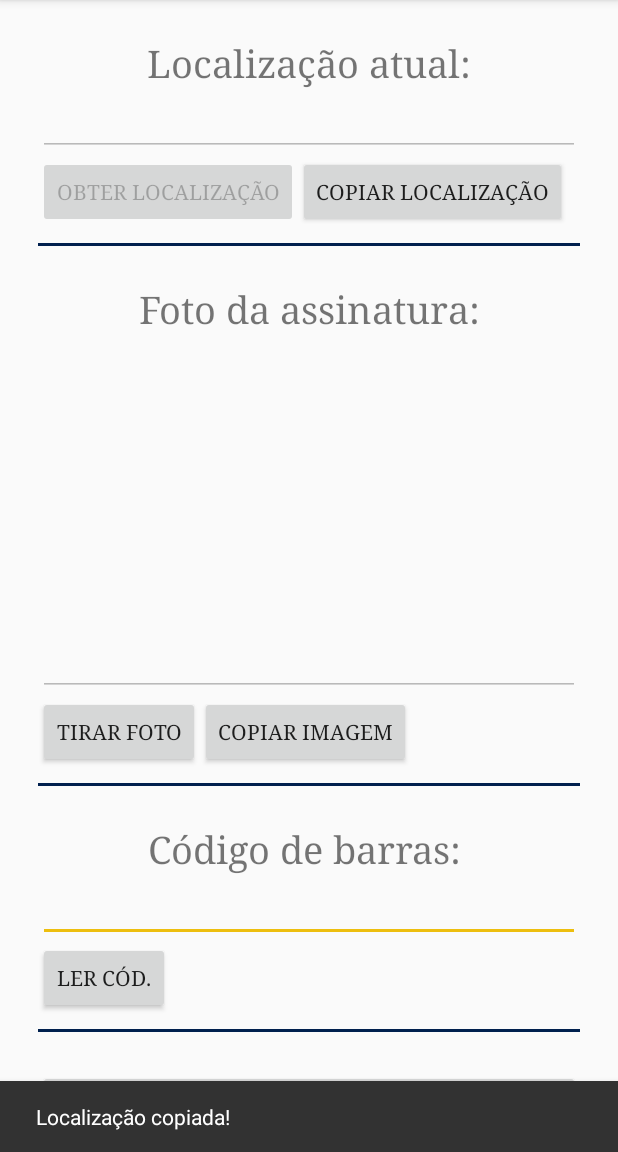
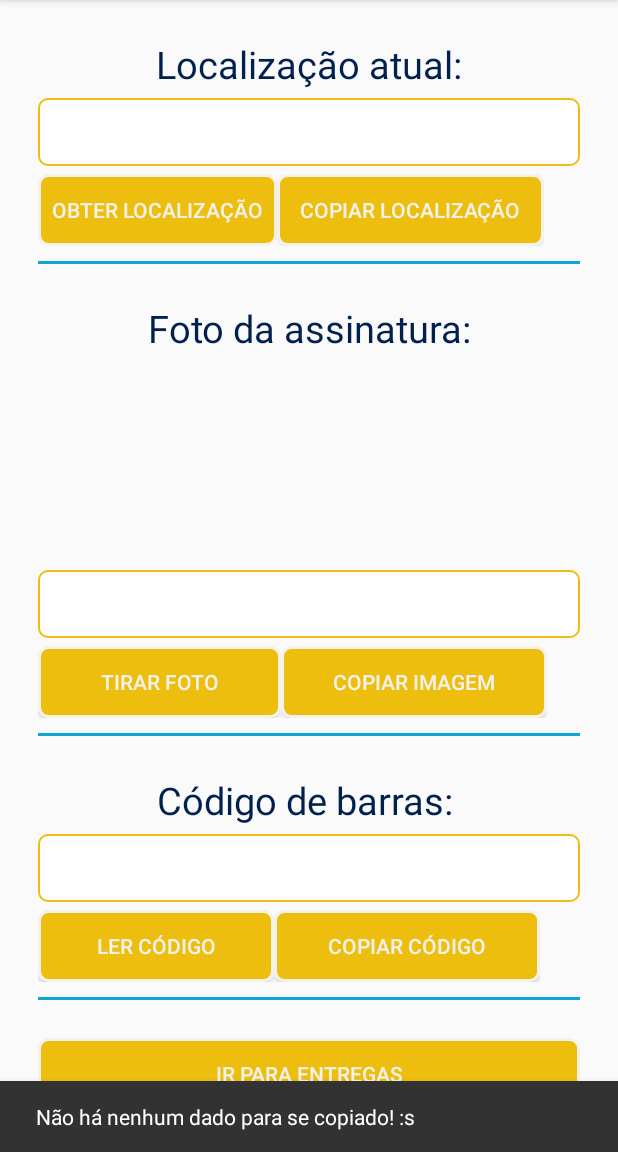
Before and after one commit to wendreof/logisticsApp, an Android app: the SplashActivity screen opened directly, with no data from a screen before it, after a tap on "COPIAR IMAGEM", on a phone screen of 412 x 824 dp, the part 84-1236 px from its top. Run offline under Robolectric (Android 15) with nearby library versions, the phone set to English and light mode, and no system bars; 3 other taps on this screen came first.

Commit message:
Some UI/UX improvements

```diff
--- a/app/src/main/java/com/wendreof/ui/activity/CodeReaderActivity.kt
+++ b/app/src/main/java/com/wendreof/ui/activity/CodeReaderActivity.kt
@@ -43,6 +43,4 @@ class CodeReaderActivity : AppCompatActivity(), ZXingScannerView.ResultHandler
         super.onPause()
         mScannerView!!.stopCamera()
     }
-
-
 }
--- a/app/src/main/java/com/wendreof/ui/activity/SplashActivity.kt
+++ b/app/src/main/java/com/wendreof/ui/activity/SplashActivity.kt
@@ -18,34 +18,37 @@ import android.support.v4.app.ActivityCompat
 import android.support.v7.app.AppCompatActivity
 import android.util.Base64
 import android.view.View
+import android.view.View.OnClickListener
+import android.view.WindowManager
 import android.widget.TextView
 import com.wendreof.R
 import kotlinx.android.synthetic.main.activity_splash.*
 import java.io.ByteArrayOutputStream
 import java.lang.String.format
 
-class SplashActivity : AppCompatActivity()
+class SplashActivity : AppCompatActivity(), OnClickListener
 {
     private var myClipboard: ClipboardManager? = null
     private var myClip: ClipData? = null
-    private val BARCODE_ACTIVITY = 555
+    private val BARCODEACTIVITY = 555
 
     override fun onCreate(savedInstanceState: Bundle?)
     {
         super.onCreate(savedInstanceState)
         setContentView(R.layout.activity_splash)
 
-       // iniciarCamera()
+        applyScreenFull()
+        startCamera()
 
-      takePicture.setOnClickListener{tirarFoto()}
-
-        editLocation.isEnabled = false
-        editImagem.isEnabled = false
+      takePicture.setOnClickListener{takePicture()}
+      btnGetImage.setOnClickListener(this)
+      btnGetLocation.setOnClickListener(this)
+      btnGetCode.setOnClickListener(this)
 
       myClipboard = getSystemService(CLIPBOARD_SERVICE) as ClipboardManager?
     }
 
-    fun iniciarGPS(v: View)
+    fun startGPS(v: View)
     {
         if (ActivityCompat.checkSelfPermission(this, Manifest.permission.ACCESS_FINE_LOCATION) != PackageManager.PERMISSION_GRANTED
             && ActivityCompat.checkSelfPermission(this, Manifest.permission.ACCESS_COARSE_LOCATION) != PackageManager.PERMISSION_GRANTED)
@@ -54,7 +57,7 @@ class SplashActivity : AppCompatActivity()
         }
         else
         {
-            solicitarGPS()
+            requestGPSPermission()
             showMSG(getString(R.string.buscando_localizacao))
         }
 
@@ -65,41 +68,26 @@ class SplashActivity : AppCompatActivity()
     {
         when (requestCode)
         {
-            1 -> {
-                if (grantResults.isNotEmpty() && grantResults[0] == PackageManager.PERMISSION_GRANTED)
-                {
-                    //solicitarTelefone();
-                }
-                else
-                {
-                    showMSG(getString(R.string.without_phone_permission))
-                }
-                return
-            }
             2 -> {
                 if (grantResults.isNotEmpty() && grantResults[0] == PackageManager.PERMISSION_GRANTED)
                 {
-                    solicitarGPS()
+                    requestGPSPermission()
                 }
                 else
-                {
                     showMSG(getString(R.string.without_gps_permissions))
-                }
                 return
             }
         }
     }
 
-    fun solicitarGPS()
-    {
-        try {
+    private fun requestGPSPermission() = try {
         val locationManager = getSystemService(Context.LOCATION_SERVICE) as LocationManager
 
         val locationListener = object : LocationListener
         {
             override fun onLocationChanged(location: Location)
             {
-                    apresentar(location)
+                show(location)
             }
             override fun onStatusChanged(provider: String, status: Int, extras: Bundle) {}
             override fun onProviderEnabled(provider: String) {}
@@ -112,31 +100,14 @@ class SplashActivity : AppCompatActivity()
     {
         showMSG( ex.message.toString() )
     }
-    }
 
-    fun apresentar( l: Location )
+    fun show(l: Location )
     {
         val latPoint = l.latitude
         val lngPoint = l.longitude
 
         editLocation.setText( "" )
         editLocation.setText( format("Lat: %s | Long: %s", latPoint.toString(), lngPoint.toString()) )
-    }
-
-    fun copyText(v: View)
-    {
-        myClip = ClipData.newPlainText("text", editLocation.text )
-        myClipboard?.primaryClip = myClip
-
-        showMSG(getString(R.string.location_copied))
-    }
-
-    fun copyText2(v: View)
-    {
-        myClip = ClipData.newPlainText("text", editImagem.text )
-        myClipboard?.primaryClip = myClip
-
-        showMSG(getString(R.string.location_copied))
     }
 
     fun next(v: View)
@@ -147,17 +118,14 @@ class SplashActivity : AppCompatActivity()
 
     private fun showMSG( msg: String ) = Snackbar.make( splashActivity, msg, Snackbar.LENGTH_LONG ).show()
 
-    fun iniciarCamera()
+    private fun startCamera()
     {
         if (ActivityCompat.checkSelfPermission(this, Manifest.permission.CAMERA) != PackageManager.PERMISSION_GRANTED)
-        {
             ActivityCompat.requestPermissions(this, arrayOf(Manifest.permission.CAMERA), 0)
     }
-    }
 
-    fun tirarFoto()
+    private fun takePicture()
     {
-        iniciarCamera()
         val it = Intent(MediaStore.ACTION_IMAGE_CAPTURE)
         startActivityForResult(it, 1)
     }
@@ -171,7 +139,8 @@ class SplashActivity : AppCompatActivity()
             imageViewPhoto.setImageBitmap(imagem)
             tobase64(imagem)
         }
-        else if (requestCode == BARCODE_ACTIVITY && resultCode == Activity.RESULT_OK){
+        else if (requestCode == BARCODEACTIVITY && resultCode == Activity.RESULT_OK)
+        {
                 val tx = findViewById<TextView>(R.id.editBarcode)
                 val strValor = data!!.getStringExtra("codigo_barra")
                 tx.text = strValor.toString()
@@ -186,14 +155,55 @@ class SplashActivity : AppCompatActivity()
         val byteArray = byteArrayOutputStream.toByteArray()
         val encoded = Base64.encodeToString(byteArray, Base64.DEFAULT)  // BASE 64
         val encoded2 = Base64.encode(byteArray, Base64.DEFAULT)         // ARRAY DE BYTES
-
-        showMSG(encoded2.toString())
-
         editImagem.setText(encoded2.toString())
     }
 
-    fun btnLeitura_onClick(view: View) {
+    fun readBarCode(view: View)
+    {
         val itn = Intent(this, CodeReaderActivity::class.java)
-        startActivityForResult(itn, BARCODE_ACTIVITY)
+        startActivityForResult(itn, BARCODEACTIVITY)
+    }
+
+    private fun applyScreenFull() = window.addFlags( WindowManager.LayoutParams.FLAG_KEEP_SCREEN_ON )
+
+    override fun onClick(v: View)
+    {
+       val w = v.id
+
+        when (w){
+            btnGetLocation.id ->
+            {
+                if (editLocation.text.toString()!= "")
+                {
+                    myClip = ClipData.newPlainText("text", editLocation.text )
+                    myClipboard?.primaryClip = myClip
+                    showMSG(getString(R.string.location_copied))
+                }
+                else
+                    showMSG(getString(R.string.no_data_to_copy))
+            }
+            btnGetImage.id ->
+            {
+                if (editImagem.text.toString()!= "")
+                {
+                    myClip = ClipData.newPlainText("text", editImagem.text)
+                    myClipboard?.primaryClip = myClip
+                    showMSG(getString(R.string.image_copied))
+                }
+                else
+                    showMSG(getString(R.string.no_data_to_copy))
+            }
+            btnGetCode.id ->
+            {
+                if (editBarcode.text.toString()!= "")
+                {
+                    myClip = ClipData.newPlainText("text", editBarcode.text)
+                    myClipboard?.primaryClip = myClip
+                    showMSG(getString(R.string.code_copied))
+                }
+                else
+                    showMSG(getString(R.string.no_data_to_copy))
             }
         }
+    }
+}
--- /dev/null
+++ b/app/src/main/res/drawable-mdpi/round_btn.xml
@@ -0,0 +1,15 @@
+<?xml version="1.0" encoding="utf-8"?>
+<shape xmlns:android="http://schemas.android.com/apk/res/android"
+       android:padding="10dp"
+       android:shape="rectangle">
+    <solid android:color="@color/colorAccent"/>
+    <stroke
+            android:width="2dp"
+            android:color="@color/colorWhite"/>
+    <corners
+            android:bottomLeftRadius="6dp"
+            android:bottomRightRadius="6dp"
+            android:topLeftRadius="6dp"
+            android:topRightRadius="6dp"/>
+
+</shape>
--- /dev/null
+++ b/app/src/main/res/drawable-mdpi/round_et.xml
@@ -0,0 +1,15 @@
+<?xml version="1.0" encoding="utf-8"?>
+<shape xmlns:android="http://schemas.android.com/apk/res/android"
+       android:padding="10dp"
+       android:shape="rectangle">
+    <solid android:color="#FFFFFF"/>
+    <stroke
+            android:width="1dp"
+            android:color="@color/colorAccent"/>
+    <corners
+            android:bottomLeftRadius="6dp"
+            android:bottomRightRadius="6dp"
+            android:topLeftRadius="6dp"
+            android:topRightRadius="6dp"/>
+
+</shape>
--- a/app/src/main/res/layout/activity_splash.xml
+++ b/app/src/main/res/layout/activity_splash.xml
@@ -16,44 +16,42 @@
         <TextView android:layout_width="match_parent"
                   android:layout_height="wrap_content"
                   android:text="@string/location_now"
+                  android:textColor="@color/colorPrimaryDark"
                   android:textAlignment="center"
-                  android:typeface="serif"
                   android:textSize="25sp"/>
 
         <android.inputmethodservice.ExtractEditText
+                android:layout_marginTop="5dp"
+                android:layout_marginBottom="5dp"
+                android:textColor="@color/colorPrimaryDark"
                 android:layout_width="match_parent"
                 android:id="@+id/editLocation"
-                android:layout_height="wrap_content"/>
+                android:textAlignment="center"
+                android:background="@drawable/round_et"
+                android:enabled="false"
+                android:layout_height="45dp"/>
 
         <LinearLayout
                 android:layout_width="wrap_content"
                 android:layout_height="wrap_content">
 
+            <Button
+                    android:layout_width="159dp"
+                    android:layout_height="wrap_content"
+                    android:id="@+id/btnAllowGPS"
+                    android:onClick="startGPS"
+                    android:textColor="@color/colorWhite"
+                    android:background="@drawable/round_btn"
+                    android:text="@string/obter_localiza_o"
+                    tools:ignore="ButtonStyle"/>
 
             <Button
-                    android:layout_width="wrap_content"
-                    android:layout_height="wrap_content"
-                    android:id="@+id/btnAllowGPS"
-                    android:typeface="serif"
-                    android:onClick="iniciarGPS"
-                    android:bottomLeftRadius="6dp"
-                    android:bottomRightRadius="6dp"
-                    android:topLeftRadius="6dp"
-                    android:topRightRadius="6dp"
-                    android:text="@string/obter_localiza_o"
-                    tools:ignore="ButtonStyle"
-            />
-
-            <Button
-                    android:layout_width="wrap_content"
+                    android:layout_width="178dp"
                     android:layout_height="wrap_content"
                     android:id="@+id/btnGetLocation"
-                    android:typeface="serif"
-                    android:bottomLeftRadius="6dp"
-                    android:bottomRightRadius="6dp"
-                    android:topLeftRadius="6dp"
-                    android:topRightRadius="6dp"
-                    android:onClick="copyText"
+                    android:textColor="@color/colorWhite"
+                    android:background="@drawable/round_btn"
+
                     android:text="@string/copiar_localiza_o"
                     tools:ignore="ButtonStyle"/>
 
@@ -63,13 +61,13 @@
                 android:layout_width="match_parent"
                 android:layout_height="2dp"
                 android:layout_marginTop="10dp"
-                android:background="@color/colorPrimaryDark"/>
+                android:background="@color/colorPrimary"/>
 
         <TextView
                 android:layout_width="match_parent"
-                android:typeface="serif"
                 android:paddingTop="25dp"
                 android:layout_height="wrap_content"
+                android:textColor="@color/colorPrimaryDark"
                 android:textAlignment="center"
                 android:text="@string/foto_da_assinatura"
                 android:textSize="25sp"
@@ -77,40 +75,44 @@
 
         <ImageView
                 android:id="@+id/imageViewPhoto"
-                android:layout_width="358dp"
-                android:layout_height="196dp"
+                android:layout_width="349dp"
+                android:layout_marginTop="5dp"
+                android:layout_marginBottom="5dp"
+                android:layout_height="128dp"
                 android:contentDescription="TODO"/>
 
         <android.inputmethodservice.ExtractEditText
                 android:id="@+id/editImagem"
+                android:layout_marginTop="5dp"
+                android:layout_marginBottom="5dp"
+                android:textAlignment="center"
+                android:textColor="@color/colorPrimaryDark"
+                android:background="@drawable/round_et"
+                android:enabled="false"
                 android:layout_width="match_parent"
-                android:layout_height="wrap_content"/>
+                android:layout_height="45dp"/>
 
         <LinearLayout
-                android:layout_width="match_parent"
-                android:layout_height="wrap_content">
+                android:layout_width="wrap_content"
+                android:layout_height="wrap_content"
+                android:orientation="horizontal">
 
             <Button
                     android:id="@+id/takePicture"
-                    android:layout_width="wrap_content"
+                    android:layout_width="162dp"
                     android:layout_height="wrap_content"
-                    android:bottomLeftRadius="6dp"
-                    android:bottomRightRadius="6dp"
-                    android:topLeftRadius="6dp"
-                    android:typeface="serif"
-                    android:topRightRadius="6dp"
+                    android:textColor="@color/colorWhite"
+                    android:background="@drawable/round_btn"
                     android:text="@string/tirar_foto"
                     tools:ignore="ButtonStyle"/>
 
             <Button
-                    android:layout_width="wrap_content"
+                    android:id="@+id/btnGetImage"
+                    android:layout_width="177dp"
                     android:layout_height="wrap_content"
-                    android:onClick="copyText2"
-                    android:bottomLeftRadius="6dp"
-                    android:bottomRightRadius="6dp"
-                    android:topLeftRadius="6dp"
-                    android:topRightRadius="6dp"
-                    android:typeface="serif"
+
+                    android:background="@drawable/round_btn"
+                    android:textColor="@color/colorWhite"
                     android:text="@string/copiar_imagem"
                     tools:ignore="ButtonStyle"/>
         </LinearLayout>
@@ -119,51 +121,67 @@
                 android:layout_width="match_parent"
                 android:layout_height="2dp"
                 android:layout_marginTop="10dp"
-                android:background="@color/colorPrimaryDark"/>
+                android:background="@color/colorPrimary"/>
 
         <TextView android:layout_width="match_parent"
                   android:paddingTop="25dp"
                   android:layout_height="wrap_content"
-                  android:typeface="serif"
                   android:text="Código de barras: "
+                  android:textColor="@color/colorPrimaryDark"
                   android:textAlignment="center"
                   android:textSize="25sp"/>
 
         <android.inputmethodservice.ExtractEditText
                 android:id="@+id/editBarcode"
+                android:enabled="false"
+                android:textAlignment="center"
+                android:layout_marginTop="5dp"
+                android:layout_marginBottom="5dp"
+                android:background="@drawable/round_et"
+                android:textColor="@color/colorPrimaryDark"
                 android:layout_width="match_parent"
-                android:layout_height="wrap_content"/>
-        <Button
-                android:id="@+id/btnLeitura"
+                android:layout_height="45dp"/>
+
+        <LinearLayout
                 android:layout_width="wrap_content"
-                android:layout_height="wrap_content"
-                android:bottomLeftRadius="6dp"
-                android:bottomRightRadius="6dp"
-                android:topLeftRadius="6dp"
-                android:topRightRadius="6dp"
-                android:onClick="btnLeitura_onClick"
-                android:typeface="serif"
-                android:text="Ler cód."
-                tools:ignore="ButtonStyle"/>
+                android:layout_height="wrap_content">
+
+            <Button
+                    android:id="@+id/btnReadBarcode"
+                    android:layout_width="157dp"
+                    android:layout_height="wrap_content"
+                    android:background="@drawable/round_btn"
+                    android:textColor="@color/colorWhite"
+                    android:onClick="readBarCode"
+                    android:text="Ler código"
+                    tools:ignore="ButtonStyle"/>
+
+            <Button
+                    android:id="@+id/btnGetCode"
+                    android:layout_width="177dp"
+                    android:layout_height="wrap_content"
+                    android:background="@drawable/round_btn"
+                    android:textColor="@color/colorWhite"
+                    android:text="Copiar código"
+                    tools:ignore="ButtonStyle"/>
+        </LinearLayout>
+
 
         <View
                 android:layout_width="match_parent"
                 android:layout_height="2dp"
                 android:layout_marginTop="10dp"
-                android:background="@color/colorPrimaryDark"/>
+                android:background="@color/colorPrimary"/>
 
         <Button
                 android:id="@+id/btnNext"
                 android:layout_marginTop="25dp"
                 android:layout_width="match_parent"
                 android:layout_height="wrap_content"
-                android:bottomLeftRadius="6dp"
-                android:bottomRightRadius="6dp"
-                android:topLeftRadius="6dp"
-                android:topRightRadius="6dp"
+                android:background="@drawable/round_btn"
                 android:text="@string/ir_para_entregas"
+                android:textColor="@color/colorWhite"
                 android:onClick="next"
-                android:typeface="serif"
                 tools:ignore="ButtonStyle"/>
 
     </LinearLayout>
--- a/app/src/main/res/layout/product_item.xml
+++ b/app/src/main/res/layout/product_item.xml
@@ -7,8 +7,6 @@
         android:layout_margin="5dp"
         android:maxHeight="250dp">
 
-
-
     <LinearLayout
             android:layout_width="match_parent"
             android:layout_height="wrap_content"
@@ -17,36 +15,42 @@
 
         <TextView
                 android:layout_width="wrap_content"
-                android:layout_height="24dp"
+                android:layout_height="wrap_content"
+                android:textColor="@color/colorPrimaryDark"
                 android:text="Remetente"/>
 
         <TextView
                 android:id="@+id/item_remetente"
                 android:layout_width="match_parent"
                 android:layout_height="wrap_content"
-                android:textSize="28sp"
+                android:textColor="@color/colorPrimaryDark"
+                android:textSize="25sp"
                 tools:text="Remetente"/>
 
         <TextView
                 android:layout_width="wrap_content"
                 android:layout_height="wrap_content"
-                android:text="Remetente"/>
+                android:textColor="@color/colorPrimaryDark"
+                android:text="Destinatário"/>
 
         <TextView
                 android:id="@+id/item_recebedor"
                 android:layout_width="match_parent"
                 android:layout_height="wrap_content"
+                android:textColor="@color/colorPrimaryDark"
                 android:textSize="20dp"
-                tools:text="Recebedor"/>
+                tools:text="Destinatário"/>
 
         <TextView
                 android:layout_width="wrap_content"
                 android:layout_height="wrap_content"
-                android:text="Remetente"/>
+                android:textColor="@color/colorPrimaryDark"
+                android:text="Descrição do(s) produto(s)"/>
 
         <TextView
                 android:id="@+id/item_descricao"
                 android:layout_width="match_parent"
+                android:textColor="@color/colorPrimaryDark"
                 android:layout_height="wrap_content"
                 android:textSize="20sp"
                 tools:text="Descrição"/>
@@ -54,60 +58,70 @@
         <TextView
                 android:layout_width="wrap_content"
                 android:layout_height="wrap_content"
-                android:text="Remetente"/>
+                android:textColor="@color/colorPrimaryDark"
+                android:text="Assinatura destinatário"/>
 
         <TextView
                 android:id="@+id/item_assinatura"
                 android:layout_width="match_parent"
                 android:layout_height="wrap_content"
+                android:textColor="@color/colorPrimaryDark"
                 android:textSize="20sp"
                 tools:text="Assinatura"/>
 
         <TextView
                 android:layout_width="wrap_content"
                 android:layout_height="wrap_content"
-                android:text="Remetente"/>
+                android:textColor="@color/colorPrimaryDark"
+                android:text="Local de entrega"/>
 
         <TextView
                 android:id="@+id/item_local"
                 android:layout_width="match_parent"
                 android:layout_height="wrap_content"
+                android:textColor="@color/colorPrimaryDark"
                 android:textSize="20sp"
                 tools:text="Local"/>
 
         <TextView
                 android:layout_width="wrap_content"
                 android:layout_height="wrap_content"
-                android:text="Remetente"/>
+                android:textColor="@color/colorPrimaryDark"
+                android:text="Data de recebimento"/>
 
         <TextView
                 android:id="@+id/item_dataRecebimento"
                 android:layout_width="match_parent"
                 android:layout_height="wrap_content"
+                android:textColor="@color/colorPrimaryDark"
                 android:textSize="20sp"
                 tools:text="dataRecebimento"/>
 
         <TextView
                 android:layout_width="wrap_content"
                 android:layout_height="wrap_content"
-                android:text="Remetente"/>
+                android:textColor="@color/colorPrimaryDark"
+                android:text="Código de barras"/>
 
         <TextView
                 android:id="@+id/item_codBarras"
                 android:layout_width="match_parent"
                 android:layout_height="wrap_content"
+                android:textColor="@color/colorPrimaryDark"
                 android:textSize="20sp"
-                tools:text="dataRecebimento"/>
+                tools:text="Código de barras"/>
 
         <TextView
                 android:layout_width="wrap_content"
                 android:layout_height="wrap_content"
-                android:text="Remetente"/>
+                android:textColor="@color/colorPrimaryDark"
+                android:text="Quantidade de itens"/>
 
         <TextView
                 android:id="@+id/item_quantidade"
                 android:layout_width="match_parent"
                 android:layout_height="wrap_content"
+                android:textColor="@color/colorPrimaryDark"
                 android:textSize="20sp"
                 tools:text="Quantidade"/>
 
--- a/app/src/main/res/values/colors.xml
+++ b/app/src/main/res/values/colors.xml
@@ -3,4 +3,5 @@
     <color name="colorPrimary">#0ca6d8</color>
     <color name="colorPrimaryDark">#00204e</color>
     <color name="colorAccent">#edbe0e</color>
+    <color name="colorWhite">#F5F2EC</color>
 </resources>
--- a/app/src/main/res/values/strings.xml
+++ b/app/src/main/res/values/strings.xml
@@ -1,14 +1,16 @@
 <resources>
     <string name="app_name">Logistics</string>
     <string name="error_to_load_products">Erro ao buscar os produtos :(</string>
-    <string name="location_copied">Localização copiada!</string>
+    <string name="location_copied">Localização copiada! :)</string>
+    <string name="image_copied">Imagem copiada! :)</string>
+    <string name="code_copied">Código de barras copiado! :)</string>
     <string name="without_gps_permissions">Ops... sem permissão para acessar o GPS :(</string>
     <string name="without_phone_permission">Falta permissão Telefone!!!</string>
     <string name="location_now">Localização atual:</string>
     <string name="nome_do_remetente">Nome do remetente:</string>
     <string name="nome_do_recebedor">Nome do recebedor</string>
     <string name="busca_localizacao_sucesso">A busca pela localização foi concluída com sucesso!</string>
-    <string name="buscando_localizacao">Obtendo a localização exata. Por favor, aguarde!</string>
+    <string name="buscando_localizacao">Buscando a localização. Aguarde!</string>
     <string name="foto_da_assinatura">Foto da assinatura:</string>
     <string name="tirar_foto">Tirar foto</string>
     <string name="copiar_imagem">Copiar Imagem</string>
@@ -23,4 +25,5 @@
     <string name="hint_recebedor">Bianca Rosa da Silva</string>
     <string name="hint_descricao">Playstation 4, SSD M.2</string>
     <string name="ir_para_entregas">Ir para entregas</string>
+    <string name="no_data_to_copy">Não há nenhum dado para se copiado! :s</string>
 </resources>
```
Lines whose indentation alone changed are shown as unchanged.
